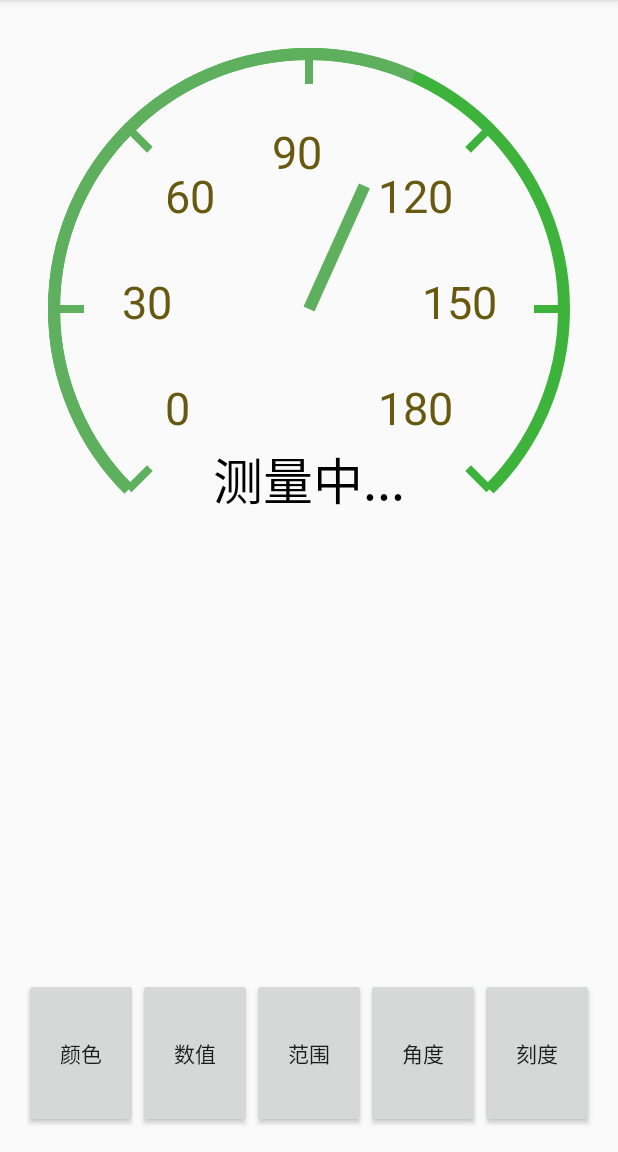
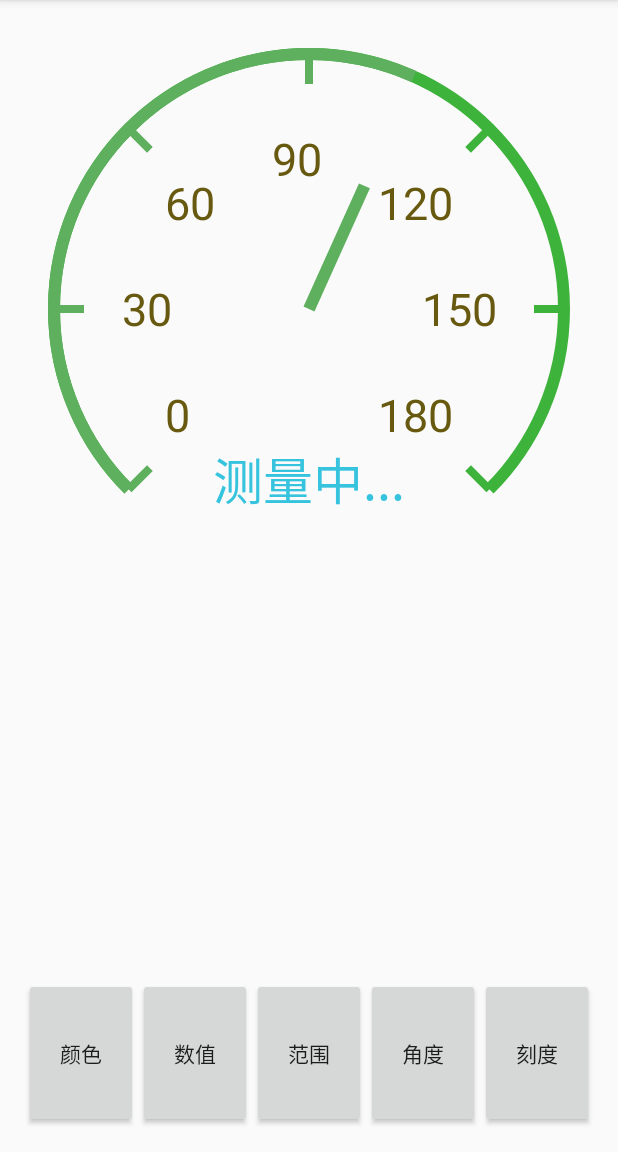
Before and after one commit to java02014/ScaleView, an Android app: the screen it shows after launch (MainActivity), after a tap on "颜色", on a phone screen of 412 x 824 dp, the part 84-1236 px from its top. Run offline under Robolectric (Android 15) with nearby library versions, the phone set to English and light mode, and no system bars.

Commit message:
add some tips

```diff
--- a/app/src/main/java/com/scorpioneal/scaleview/MainActivity.java
+++ b/app/src/main/java/com/scorpioneal/scaleview/MainActivity.java
@@ -77,6 +77,7 @@ public class MainActivity extends AppCompatActivity implements View.OnClickListe
                 mScaleView.setScaleBackgroundColor(Color.rgb(mRandom.nextInt(255), mRandom.nextInt(255), mRandom.nextInt(255)));
                 mScaleView.setScaleSecondaryBackgroundColor(Color.rgb(mRandom.nextInt(255), mRandom.nextInt(255), mRandom.nextInt(255)));
                 mScaleView.setScaleNumberColor(Color.rgb(mRandom.nextInt(255), mRandom.nextInt(255), mRandom.nextInt(255)));
+                mScaleView.setScaleTextColor(Color.rgb(mRandom.nextInt(255), mRandom.nextInt(255), mRandom.nextInt(255)));
                 break;
             case R.id.change_scale_btn:
                 mScaleView.setCount(mRandom.nextInt(10));
--- a/app/src/main/java/com/scorpioneal/scaleview/ScaleView.java
+++ b/app/src/main/java/com/scorpioneal/scaleview/ScaleView.java
@@ -7,6 +7,7 @@ import android.content.res.TypedArray;
 import android.graphics.Canvas;
 import android.graphics.Color;
 import android.graphics.Paint;
+import android.graphics.Rect;
 import android.graphics.RectF;
 import android.util.AttributeSet;
 import android.util.Log;
@@ -90,7 +91,6 @@ public class ScaleView extends View {
 
     private void initPaint() {
 
-        mScaleBgPaint.setColor(mScaleBackgroundColor);
         mScaleBgPaint.setStrokeWidth(12);
         mScaleBgPaint.setAntiAlias(true);
         mScaleBgPaint.setStyle(Paint.Style.STROKE);
@@ -99,17 +99,14 @@ public class ScaleView extends View {
         mScalePaint.setAntiAlias(true);
         mScalePaint.setStyle(Paint.Style.STROKE);
 
-        mScaleProgressPaint.setColor(mScaleSecondaryBackgroundColor);
         mScaleProgressPaint.setStrokeWidth(12);
         mScaleProgressPaint.setAntiAlias(true);
         mScaleProgressPaint.setStyle(Paint.Style.STROKE);
 
-        mScaleNumPaint.setColor(mScaleNumberColor);
         mScaleNumPaint.setStrokeWidth(1);
         mScaleNumPaint.setAntiAlias(true);
         mScaleNumPaint.setTextSize(mScaleNumberSize);
 
-        mDescripPaint.setColor(mScaleTextColor);
         mDescripPaint.setAntiAlias(true);
         mDescripPaint.setTextSize(mScaleTextSize);
     }
@@ -133,6 +130,7 @@ public class ScaleView extends View {
         mScaleBgPaint.setColor(mScaleBackgroundColor);
         mScaleProgressPaint.setColor(mScaleSecondaryBackgroundColor);
         mScaleNumPaint.setColor(mScaleNumberColor);
+        mDescripPaint.setColor(mScaleTextColor);
 
         RectF circleRect = new RectF(VIEW_PADDING, VIEW_PADDING, VIEW_PADDING+ mRadius * 2, VIEW_PADDING + mRadius * 2);
         //画背景大圈
@@ -164,7 +162,7 @@ public class ScaleView extends View {
 
             //画刻度的数字
             float textWidth = mScaleNumPaint.measureText((int)angle+"");
-            float textHeight = 20; //TODO a better way to measure text height
+            float textHeight = calcTextHeight(mScaleNumPaint, (int)angle+"");
 
             float x = (float)(startX - mScalePadding * Math.cos(angleValue)) - textWidth / 2;
             float y = (float)(startY - mScalePadding * Math.sin(angleValue)) + textHeight / 2; //坐标系不同，所以要minus
@@ -315,19 +313,48 @@ public class ScaleView extends View {
         invalidate();
     }
 
+    /**
+     * 设置起止角度 3点为0度
+     * @param startAngle
+     * @param endAngle
+     */
     public void setStartEndAngle(float startAngle, float endAngle) {
         this.mStartAngle = Math.min(startAngle, endAngle);
         this.mEndAngle = Math.max(startAngle, endAngle);
         invalidate();
     }
 
+    /**
+     * 设置刻度数
+     * @param count
+     */
     public void setCount(int count) {
         this.count = count;
         invalidate();
     }
 
+    /**
+     * 设置刻度颜色
+     * @param mScaleNumberColor
+     */
     public void setScaleNumberColor(int mScaleNumberColor) {
         this.mScaleNumberColor = mScaleNumberColor;
         invalidate();
     }
+
+    /**
+     * 设置显示的数字的颜色
+     * @param mScaleTextColor
+     */
+    public void setScaleTextColor(int mScaleTextColor) {
+        this.mScaleTextColor = mScaleTextColor;
+        invalidate();
+    }
+
+    private int calcTextHeight(Paint paint, String demoText) {
+
+        Rect r = new Rect();
+        paint.getTextBounds(demoText, 0, demoText.length(), r);
+        return r.height();
+    }
 }
```
